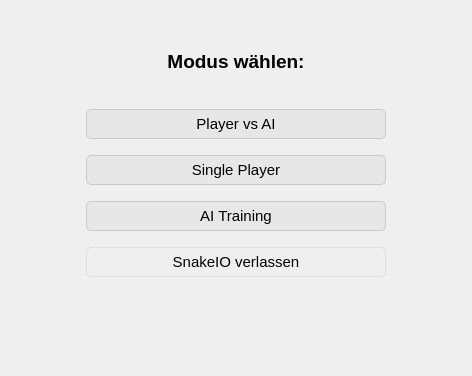
M4RKUS28/SnakeIO, file src/startdialog.ui: the form before one commit.
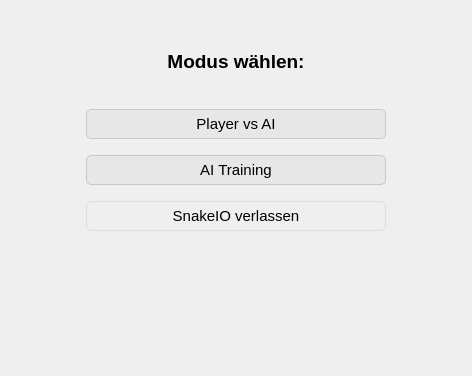
The form after the commit.

Commit message: Refactor PvEMainWindow and StartDialog for improved player vs AI functionality and UI layout

```diff
--- a/src/startdialog.ui
+++ b/src/startdialog.ui
@@ -118,48 +118,7 @@
          </item>
         </layout>
        </item>
-       <item>
-        <spacer name="verticalSpacer_3">
-         <property name="orientation">
-          <enum>Qt::Vertical</enum>
-         </property>
-         <property name="sizeType">
-          <enum>QSizePolicy::Fixed</enum>
-         </property>
-         <property name="sizeHint" stdset="0">
-          <size>
-           <width>20</width>
-           <height>10</height>
-          </size>
-         </property>
-        </spacer>
-       </item>
-       <item>
-        <layout class="QHBoxLayout" name="horizontalLayout_2">
-         <item>
-          <widget class="QPushButton" name="pushButton_2">
-           <property name="maximumSize">
-            <size>
-             <width>300</width>
-             <height>16777215</height>
-            </size>
-           </property>
-           <property name="font">
-            <font>
-             <pointsize>11</pointsize>
-             <bold>false</bold>
-            </font>
-           </property>
-           <property name="styleSheet">
-            <string notr="true"/>
-           </property>
-           <property name="text">
-            <string>Single Player</string>
-           </property>
-          </widget>
-         </item>
-        </layout>
-       </item>
+
        <item>
         <spacer name="verticalSpacer_4">
          <property name="orientation">
```
The commit also changes 5 other files.
